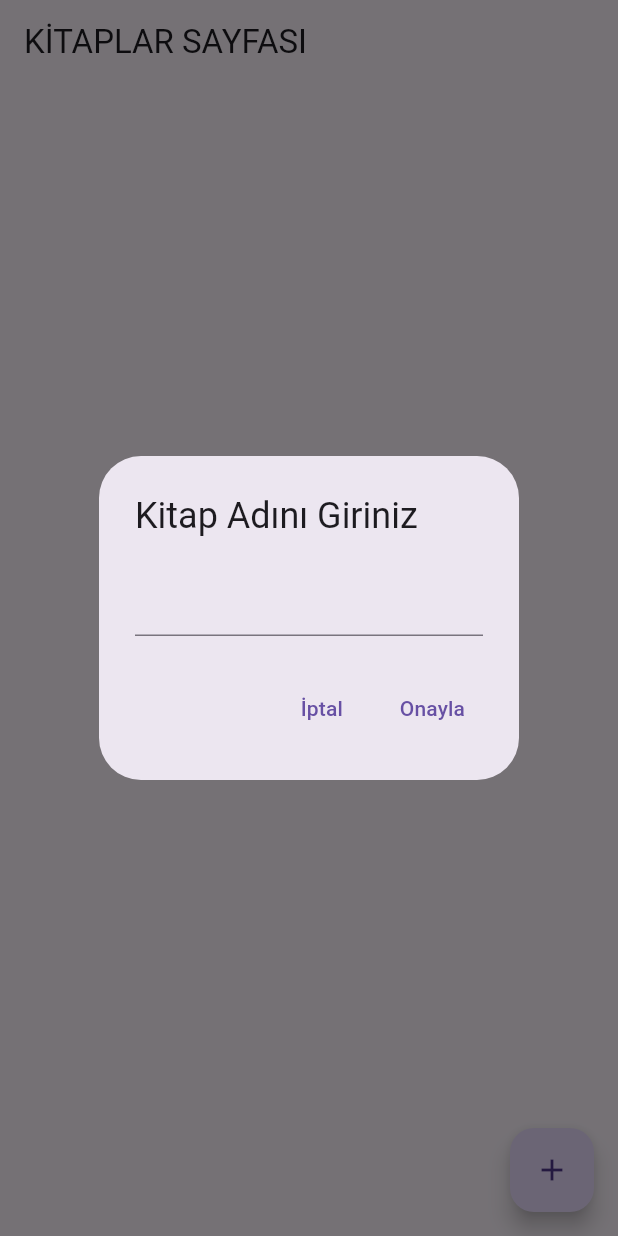
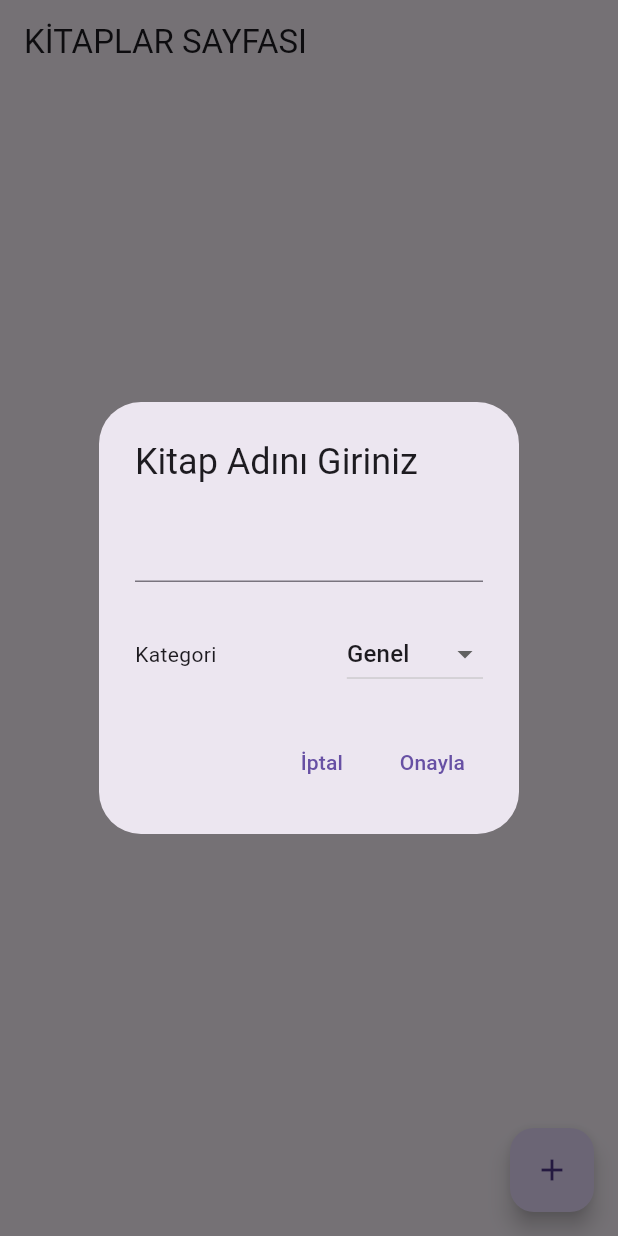
Before and after one commit to hakanyaris/yazar, a Flutter app: the screen it shows after launch, after a tap on the "add" icon, on a phone screen of 412 x 824 dp. Run offline on Flutter 3.47's test engine with Material 3 defaults, Android fonts, the phone set to English and light mode, and no system bars; our stand-ins replace sqflite; accounts and stored records are empty.

Commit message:
16.02.2026 iş

```diff
--- a/lib/model/kitap.dart
+++ b/lib/model/kitap.dart
@@ -2,12 +2,14 @@ class Kitap {
   int? id;
   String isim;
   DateTime olusturulmaTarihi;
-  Kitap(this.isim, this.olusturulmaTarihi);
+  int kategori;
+  Kitap(this.isim, this.olusturulmaTarihi, this.kategori);
 
   //maptan verileri çeker
   Kitap.fromMap(Map<String, dynamic> map)
     : id = map['id'],
       isim = map["isim"],
+      kategori = map["kategori"] ?? 0,
       olusturulmaTarihi = DateTime.fromMillisecondsSinceEpoch(
         map["olusturulmaTarihi"],
       );
@@ -17,7 +19,8 @@ class Kitap {
     return {
       "id": id,
       "isim": isim,
-      'olusturulmaTarihi': olusturulmaTarihi.millisecondsSinceEpoch,
+      "olusturulmaTarihi": olusturulmaTarihi.millisecondsSinceEpoch,
+      "kategori": kategori,
     };
   }
 }
--- /dev/null
+++ b/lib/sabitler.dart
@@ -0,0 +1,11 @@
+class Sabitler {
+  static const Map<int, String> kategoriler = {
+    0: "Genel",
+    1: "Öykü",
+    2: "Hikaye",
+    3: "Roman",
+    4: "Eğitim",
+    5: "Kültür",
+    6: "Astronmi",
+  };
+}
--- a/lib/view/bolum_detay_sayfasi.dart
+++ b/lib/view/bolum_detay_sayfasi.dart
@@ -14,7 +14,6 @@ class BolumDetaySayfasi extends StatelessWidget {
   }
 
   AppBar _buildAppBar() {
-    void icerigiKaydet() {}
     return AppBar(
       title: Text(_bolum.baslik),
       actions: [IconButton(onPressed: _icerigiKaydet, icon: Icon(Icons.save))],
--- a/lib/view/kitaplar_sayfası.dart
+++ b/lib/view/kitaplar_sayfası.dart
@@ -1,5 +1,6 @@
 import 'package:flutter/material.dart';
 import 'package:yazar/model/kitap.dart';
+import 'package:yazar/sabitler.dart';
 import 'package:yazar/view/bolumler_sayfasi.dart';
 import 'package:yazar/yerel_veri_tabani.dart';
 
@@ -88,9 +89,12 @@ class _KitaplarSayfasiState extends State<KitaplarSayfasi> {
   }
 
   void _kitapEkle(BuildContext context) async {
-    String? kitapAdi = await _pencereAc(context);
-    if (kitapAdi != null) {
-      Kitap yeniKitap = Kitap(kitapAdi, DateTime.now());
+    List<dynamic>? kitapAdiveKategori = await _pencereAc(context);
+    if (kitapAdiveKategori != null && kitapAdiveKategori.length > 1) {
+      String kitapAdi = kitapAdiveKategori[0];
+      int kategori = kitapAdiveKategori[1];
+
+      Kitap yeniKitap = Kitap(kitapAdi, DateTime.now(), kategori);
       int? kitapIdsi = await _yerelVeriTabani.createKitap(yeniKitap);
       print("Kitap id si : $kitapIdsi");
       if (kitapIdsi != null) {
@@ -107,10 +111,19 @@ class _KitaplarSayfasiState extends State<KitaplarSayfasi> {
   }
 
   void _kitapGuncelle(BuildContext context, int index) async {
-    String? yeniKitap = await _pencereAc(context);
-    if (yeniKitap != null) {
     Kitap kitap = _kitaplar[index];
-      kitap.isim = yeniKitap;
+    List<dynamic>? kitapAdiveKategori = await _pencereAc(
+      context,
+      mevcutIsim: kitap.isim,
+      mevcutKategori: kitap.kategori,
+    );
+    if (kitapAdiveKategori != null && kitapAdiveKategori.length > 1) {
+      String kitapAdi = kitapAdiveKategori[0];
+      int kategori = kitapAdiveKategori[1];
+      //mevcut kitap adı ve kategori adı yeni gelen ad ve kategoriyle aynı ise işlem yapma değişmişse işlem yapma performans güncellemesi
+      if (kitap.isim != kitapAdi && kitap.kategori != kategori)
+        kitap.isim = kitapAdi;
+      kitap.kategori = kategori;
       int guncellenenSatirSayisi = await _yerelVeriTabani.updateKitap(kitap);
       if (guncellenenSatirSayisi > 0) {
         setState(() {});
@@ -127,16 +140,70 @@ class _KitaplarSayfasiState extends State<KitaplarSayfasi> {
     }
   }
 
-  Future<String?> _pencereAc(BuildContext context) {
-    return showDialog<String>(
+  void _bolumlerSayfasiniAc(BuildContext context, int index) {
+    MaterialPageRoute sayfaYolu = MaterialPageRoute(
+      builder: (context) {
+        return BolumlerSayfasi(_kitaplar[index]);
+      },
+    );
+    Navigator.push(context, sayfaYolu);
+  }
+
+  Future<List<dynamic>?> _pencereAc(
+    BuildContext context, {
+    String mevcutIsim = "",
+    int mevcutKategori = 0,
+  }) {
+    TextEditingController isimController = TextEditingController(
+      text: mevcutIsim,
+    );
+    return showDialog<List<dynamic>>(
       context: context,
       builder: (context) {
-        String? sonuc;
+        // String? sonuc;
+        int _secilenKategori = mevcutKategori;
         return AlertDialog(
           title: Text('Kitap Adını Giriniz'),
-          content: TextField(
-            onChanged: (value) {
-              sonuc = value;
+          content: StatefulBuilder(
+            builder: (BuildContext context, void Function(void Function()) setState) {
+              return Column(
+                mainAxisSize: MainAxisSize.min,
+                children: [
+                  TextField(
+                    controller: isimController,
+                    // onChanged: (value) {
+                    //   sonuc = value;
+                    // },
+                  ),
+                  SizedBox(height: 24),
+                  Row(
+                    mainAxisAlignment: MainAxisAlignment.spaceBetween,
+                    children: [
+                      Text("Kategori"),
+                      DropdownButton<int>(
+                        value: _secilenKategori,
+                        items: Sabitler.kategoriler.keys.map((kategoriId) {
+                          return DropdownMenuItem<int>(
+                            child: Text(Sabitler.kategoriler[kategoriId] ?? ""),
+                            value: kategoriId,
+                          );
+                        }).toList(),
+                        onChanged: (int? yeniDeger) {
+                          setState(() {
+                            if (yeniDeger != null)
+                              // ÖNEMLİ setState yapsak bile sayfa yenilenmediğini görüyüroz çünkü AlertDialog builderi(contexi) ana sayfanın
+                              //contexinden farklı ve Alert dielogun bulderini güncellemek için AletDialog içinde Content parametresinde
+                              // StatefullBuilder() Kullanıyoruz
+                              setState(() {
+                                _secilenKategori = yeniDeger;
+                              });
+                          });
+                        },
+                      ),
+                    ],
+                  ),
+                ],
+              );
             },
           ),
           actions: [
@@ -148,7 +215,10 @@ class _KitaplarSayfasiState extends State<KitaplarSayfasi> {
             ),
             TextButton(
               onPressed: () {
-                Navigator.pop(context, sonuc);
+                Navigator.pop(context, [
+                  isimController.text.trim(),
+                  _secilenKategori,
+                ]);
               },
               child: Text('Onayla'),
             ),
@@ -157,13 +227,4 @@ class _KitaplarSayfasiState extends State<KitaplarSayfasi> {
       },
     );
   }
-
-  void _bolumlerSayfasiniAc(BuildContext context, int index) {
-    MaterialPageRoute sayfaYolu = MaterialPageRoute(
-      builder: (context) {
-        return BolumlerSayfasi(_kitaplar[index]);
-      },
-    );
-    Navigator.push(context, sayfaYolu);
 }
-}
```
Lines whose indentation alone changed are shown as unchanged.
